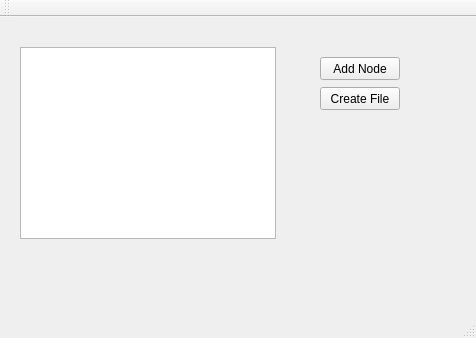
First picture: the form in mainwindow.ui, repository Kojirion/QPlum, before the edit.
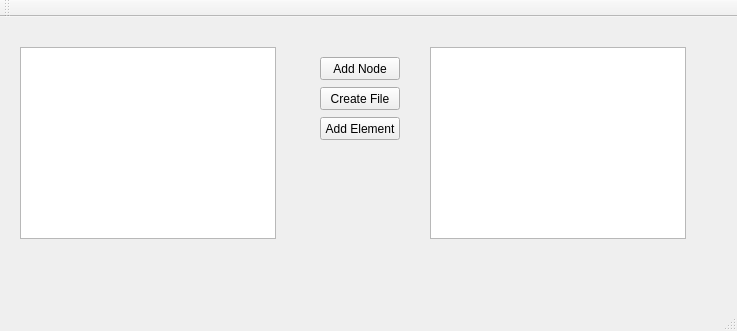
Second picture: the form after the edit.

Commit message: added elements model

Diff of the .ui file:
```diff
--- a/mainwindow.ui
+++ b/mainwindow.ui
@@ -6,8 +6,8 @@
    <rect>
     <x>0</x>
     <y>0</y>
-    <width>476</width>
-    <height>338</height>
+    <width>737</width>
+    <height>331</height>
    </rect>
   </property>
   <property name="windowTitle">
@@ -50,6 +50,29 @@
      </rect>
     </property>
    </widget>
+   <widget class="QTableView" name="elementView">
+    <property name="geometry">
+     <rect>
+      <x>430</x>
+      <y>30</y>
+      <width>256</width>
+      <height>192</height>
+     </rect>
+    </property>
+   </widget>
+   <widget class="QPushButton" name="addElementButton">
+    <property name="geometry">
+     <rect>
+      <x>320</x>
+      <y>100</y>
+      <width>80</width>
+      <height>23</height>
+     </rect>
+    </property>
+    <property name="text">
+     <string>Add Element</string>
+    </property>
+   </widget>
   </widget>
   <widget class="QMenuBar" name="menuBar">
    <property name="geometry">
```
Left out of the diff: 6 changed lines with no effect on the pictures. The commit also changes 5 other files.
